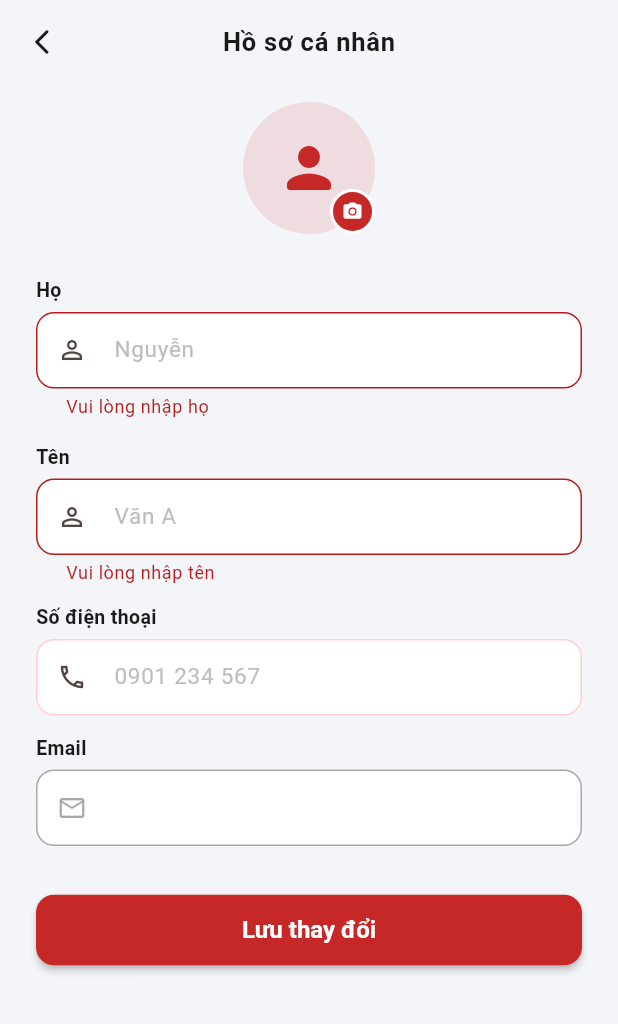
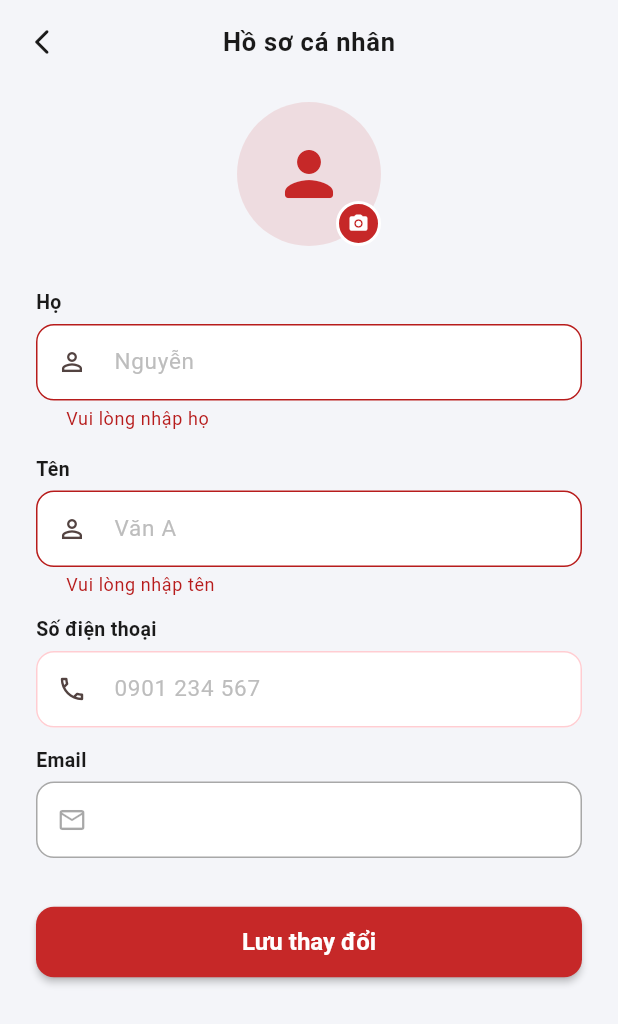
Before and after one commit to nvtai24/dichotet, a Flutter app: the EditProfileScreen screen opened directly, after a tap on "Lưu thay đổi", on a phone screen of 412 x 824 dp. Shown: the top 1024 px of the screen. Run offline on Flutter 3.47's test engine with Material 3 defaults, Android fonts, the phone set to English and light mode, and no system bars; our stand-ins replace flutter_dotenv, google_sign_in, hive_flutter, image_picker, supabase_flutter; accounts and stored records are empty.

Commit message:
feat: add avatar upload functionality and integrate into profile management

```diff
--- a/lib/data/implementations/repositories/profile_repository_impl.dart
+++ b/lib/data/implementations/repositories/profile_repository_impl.dart
@@ -1,3 +1,4 @@
+import 'dart:typed_data';
 import '../../../models/profile.dart';
 import '../../interfaces/api/i_profile_service.dart';
 import '../../interfaces/repositories/i_profile_repository.dart';
@@ -15,5 +16,9 @@ class ProfileRepositoryImpl implements IProfileRepository {
       _service.updateProfile(profile);
 
   @override
+  Future<String> uploadAvatar(Uint8List bytes, String fileName) =>
+      _service.uploadAvatar(bytes, fileName);
+
+  @override
   Future<void> logout() => _service.logout();
 }
--- a/lib/data/interfaces/api/i_profile_service.dart
+++ b/lib/data/interfaces/api/i_profile_service.dart
@@ -1,3 +1,4 @@
+import 'dart:typed_data';
 import '../../../models/profile.dart';
 
 /// API layer interface for user profile.
@@ -5,5 +6,6 @@ import '../../../models/profile.dart';
 abstract class IProfileService {
   Future<Profile> getCurrentProfile();
   Future<void> updateProfile(Profile profile);
+  Future<String> uploadAvatar(Uint8List bytes, String fileName);
   Future<void> logout();
 }
--- a/lib/data/interfaces/repositories/i_profile_repository.dart
+++ b/lib/data/interfaces/repositories/i_profile_repository.dart
@@ -1,7 +1,9 @@
+import 'dart:typed_data';
 import '../../../models/profile.dart';
 
 abstract class IProfileRepository {
   Future<Profile> getCurrentProfile();
   Future<void> updateProfile(Profile profile);
+  Future<String> uploadAvatar(Uint8List bytes, String fileName);
   Future<void> logout();
 }
--- a/lib/models/profile.dart
+++ b/lib/models/profile.dart
@@ -4,6 +4,7 @@ class Profile {
   final String? lastName;
   final String? email;
   final String? phone;
+  final String? imageUrl;
 
   const Profile({
     required this.id,
@@ -11,6 +12,7 @@ class Profile {
     this.lastName,
     this.email,
     this.phone,
+    this.imageUrl,
   });
 
   String get fullName {
--- a/lib/viewmodels/settings/settings_viewmodel.dart
+++ b/lib/viewmodels/settings/settings_viewmodel.dart
@@ -18,6 +18,7 @@ class SettingsViewModel extends ChangeNotifier {
   String get userName => _profile?.fullName ?? 'Người dùng';
   String get userEmail => _profile?.email ?? '';
   String get userPhone => _profile?.phone ?? '';
+  String? get userAvatarUrl => _profile?.imageUrl;
 
   // ─── Actions ────────────────────────────────────────────────────────
 
@@ -45,6 +46,7 @@ class SettingsViewModel extends ChangeNotifier {
     required String firstName,
     required String lastName,
     String? phone,
+    String? imageUrl,
   }) async {
     if (_profile == null) return false;
 
@@ -58,6 +60,7 @@ class SettingsViewModel extends ChangeNotifier {
         lastName: lastName,
         email: _profile!.email,
         phone: phone ?? _profile!.phone,
+        imageUrl: imageUrl ?? _profile!.imageUrl,
       );
       await _repository.updateProfile(updated);
       _profile = updated;
@@ -70,4 +73,7 @@ class SettingsViewModel extends ChangeNotifier {
       return false;
     }
   }
+
+  Future<String?> uploadAvatar(Uint8List bytes, String fileName) =>
+      _repository.uploadAvatar(bytes, fileName);
 }
--- a/lib/views/settings/edit_profile_screen.dart
+++ b/lib/views/settings/edit_profile_screen.dart
@@ -1,7 +1,10 @@
+import 'dart:io';
 import 'package:flutter/material.dart';
 import 'package:flutter/services.dart';
+import 'package:image_picker/image_picker.dart';
 import 'package:provider/provider.dart';
 import '../../core/constants/app_colors.dart';
+import '../../core/widgets/app_network_image.dart';
 import '../../viewmodels/settings/settings_viewmodel.dart';
 
 class EditProfileScreen extends StatefulWidget {
@@ -16,6 +19,9 @@ class _EditProfileScreenState extends State<EditProfileScreen> {
   final _lastNameController = TextEditingController();
   final _phoneController = TextEditingController();
   final _formKey = GlobalKey<FormState>();
+
+  XFile? _selectedImage;
+  bool _isUploadingImage = false;
 
   @override
   void initState() {
@@ -34,24 +40,79 @@ class _EditProfileScreenState extends State<EditProfileScreen> {
     super.dispose();
   }
 
+  Future<void> _pickImage(ImageSource source) async {
+    final file = await ImagePicker().pickImage(source: source, imageQuality: 85);
+    if (file != null) setState(() => _selectedImage = file);
+  }
+
+  void _showImageSourceSheet() {
+    showModalBottomSheet(
+      context: context,
+      shape: const RoundedRectangleBorder(
+        borderRadius: BorderRadius.vertical(top: Radius.circular(16)),
+      ),
+      builder: (_) => SafeArea(
+        child: Column(
+          mainAxisSize: MainAxisSize.min,
+          children: [
+            ListTile(
+              leading: const Icon(Icons.photo_library_outlined),
+              title: const Text('Chọn từ thư viện'),
+              onTap: () { Navigator.pop(context); _pickImage(ImageSource.gallery); },
+            ),
+            ListTile(
+              leading: const Icon(Icons.camera_alt_outlined),
+              title: const Text('Chụp ảnh'),
+              onTap: () { Navigator.pop(context); _pickImage(ImageSource.camera); },
+            ),
+          ],
+        ),
+      ),
+    );
+  }
+
   void _onSave() async {
     if (!_formKey.currentState!.validate()) return;
 
     final vm = context.read<SettingsViewModel>();
+    String? imageUrl = vm.profile?.imageUrl;
+
+    if (_selectedImage != null) {
+      setState(() => _isUploadingImage = true);
+      try {
+        final bytes = await File(_selectedImage!.path).readAsBytes();
+        final userId = vm.profile?.id ?? 'user';
+        final ext = _selectedImage!.path.split('.').last;
+        final fileName = '${userId}_${DateTime.now().millisecondsSinceEpoch}.$ext';
+        imageUrl = await vm.uploadAvatar(bytes, fileName);
+        if (imageUrl == null) throw Exception('Upload thất bại');
+      } catch (e) {
+        if (!mounted) return;
+        setState(() => _isUploadingImage = false);
+        ScaffoldMessenger.of(context).showSnackBar(
+          SnackBar(content: Text('Lỗi upload ảnh: $e')),
+        );
+        return;
+      }
+      setState(() => _isUploadingImage = false);
+    }
+
     final success = await vm.updateName(
       firstName: _firstNameController.text.trim(),
       lastName: _lastNameController.text.trim(),
       phone: _phoneController.text.trim().isNotEmpty
           ? _phoneController.text.trim()
           : null,
+      imageUrl: imageUrl,
     );
 
     if (!mounted) return;
 
     if (success) {
-      ScaffoldMessenger.of(
-        context,
-      ).showSnackBar(const SnackBar(content: Text('Cập nhật thành công!')));
+      await vm.loadProfile();
+      if (!mounted) return;
+      ScaffoldMessenger.of(context)
+          .showSnackBar(const SnackBar(content: Text('Cập nhật thành công!')));
       Navigator.pop(context);
     } else {
       ScaffoldMessenger.of(context).showSnackBar(
@@ -98,19 +159,55 @@ class _EditProfileScreenState extends State<EditProfileScreen> {
             children: [
               // ── Avatar ────────────────────────────────────────────
               Center(
+                child: GestureDetector(
+                  onTap: _showImageSourceSheet,
                   child: Stack(
                     children: [
                       Container(
-                      width: 88,
-                      height: 88,
+                        width: 96,
+                        height: 96,
+                        decoration: const BoxDecoration(shape: BoxShape.circle),
+                        clipBehavior: Clip.antiAlias,
+                        child: _selectedImage != null
+                            ? Image.file(
+                                File(_selectedImage!.path),
+                                fit: BoxFit.cover,
+                              )
+                            : Consumer<SettingsViewModel>(
+                                builder: (_, vm, _) {
+                                  final url = vm.userAvatarUrl;
+                                  if (url != null && url.isNotEmpty) {
+                                    return AppNetworkImage(
+                                      url: url,
+                                      width: 96,
+                                      height: 96,
+                                      fit: BoxFit.cover,
+                                    );
+                                  }
+                                  return Container(
+                                    color: AppColors.primary.withValues(alpha: 0.12),
+                                    child: const Icon(
+                                      Icons.person_rounded,
+                                      size: 48,
+                                      color: AppColors.primary,
+                                    ),
+                                  );
+                                },
+                              ),
+                      ),
+                      if (_isUploadingImage)
+                        Positioned.fill(
+                          child: Container(
                             decoration: BoxDecoration(
                               shape: BoxShape.circle,
-                        color: AppColors.primary.withValues(alpha: 0.12),
+                              color: Colors.black.withValues(alpha: 0.4),
                             ),
-                      child: const Icon(
-                        Icons.person_rounded,
-                        size: 44,
-                        color: AppColors.primary,
+                            child: const Center(
+                              child: CircularProgressIndicator(
+                                strokeWidth: 2,
+                                color: Colors.white,
+                              ),
+                            ),
                           ),
                         ),
                       Positioned(
@@ -132,6 +229,7 @@ class _EditProfileScreenState extends State<EditProfileScreen> {
                         ),
                       ),
                     ],
+                  ),
                 ),
               ),
               const SizedBox(height: 28),
```
Also changed, not shown: lib/data/implementations/api/supabase_profile_service.dart (+12 -0 lines), lib/views/settings/settings_screen.dart (+23 -3 lines). Lines whose indentation alone changed are shown as unchanged.
